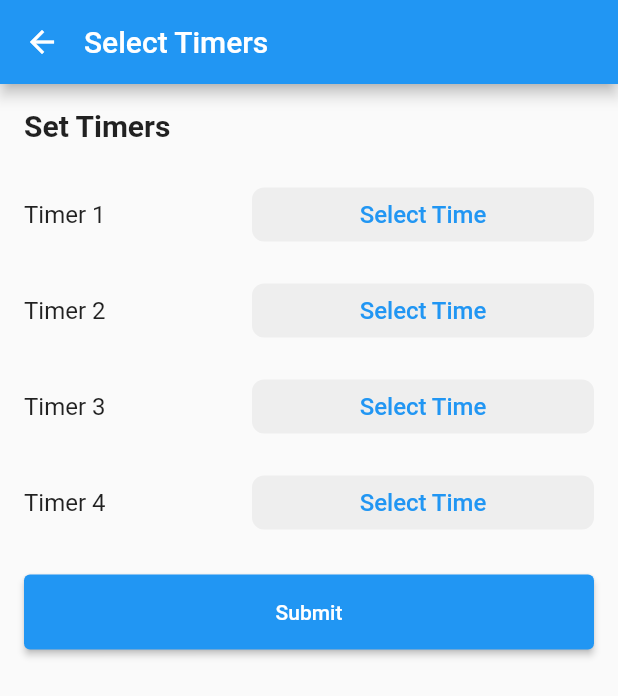
After one commit to NagarajuBathina/smart-iot-app-2, a Flutter app: the MedicineDispenserScreen screen opened directly, on a phone screen of 412 x 824 dp. The commit adds this screen. Shown: the top 696 px of the screen. Run offline on Flutter 3.47's test engine with Material 2 defaults, Android fonts, the light colour scheme and no system bars; our stand-ins replace cloud_firestore, firebase_core, flutter_dotenv, flutter_svg, vibration; accounts and stored records are empty.

Commit message:
last commit march 28th

```diff
--- /dev/null
+++ b/lib/screens/midecine_dispanser.dart
@@ -0,0 +1,235 @@
+import 'dart:async';
+import 'package:cloud_firestore/cloud_firestore.dart';
+import 'package:flutter/material.dart';
+
+class MedicineDispenserScreen extends StatefulWidget {
+  const MedicineDispenserScreen({super.key});
+
+  @override
+  State<MedicineDispenserScreen> createState() =>
+      _MedicineDispenserScreenState();
+}
+
+class _MedicineDispenserScreenState extends State<MedicineDispenserScreen> {
+  final List<TimeOfDay?> _selectedTimes = List.generate(4, (_) => null);
+  bool _isFreezed = false;
+  List<int> _timeDurationsInSeconds = [];
+  int _currentCountdownIndex = 0;
+  int _remainingSeconds = 0;
+  Timer? _timer;
+
+  @override
+  void dispose() {
+    _timer?.cancel();
+    super.dispose();
+  }
+
+  Future<void> _selectTime(BuildContext context, int index) async {
+    final TimeOfDay? picked = await showTimePicker(
+      context: context,
+      initialTime: TimeOfDay.now(),
+    );
+    if (picked != null && picked != _selectedTimes[index]) {
+      setState(() {
+        _selectedTimes[index] = picked;
+      });
+    }
+  }
+
+  void _handleSubmit() {
+    if (_selectedTimes.any((time) => time == null)) {
+      ScaffoldMessenger.of(context).showSnackBar(
+        const SnackBar(content: Text('Please select all timers')),
+      );
+      return;
+    }
+
+    setState(() {
+      _isFreezed = true;
+      _timeDurationsInSeconds = [];
+
+      for (int i = 0; i < _selectedTimes.length; i++) {
+        final current = _selectedTimes[i]!;
+        final previous = i == 0
+            ? TimeOfDay
+                .now() // For the first timer, calculate from the current time
+            : _selectedTimes[i - 1]!;
+
+        final currentInMinutes = current.hour * 60 + current.minute;
+        final previousInMinutes = previous.hour * 60 + previous.minute;
+
+        final differenceInMinutes = currentInMinutes - previousInMinutes >= 0
+            ? currentInMinutes - previousInMinutes
+            : (1440 + currentInMinutes - previousInMinutes); // Handle next day
+
+        _timeDurationsInSeconds
+            .add(differenceInMinutes * 60); // Convert to seconds
+      }
+
+      _currentCountdownIndex = 0;
+      _startCountdown();
+    });
+  }
+
+  void _startCountdown() {
+    if (_currentCountdownIndex >= _timeDurationsInSeconds.length) {
+      _timer?.cancel();
+      return;
+    }
+
+    setState(() {
+      _remainingSeconds = _timeDurationsInSeconds[_currentCountdownIndex];
+    });
+
+    _timer = Timer.periodic(const Duration(seconds: 1), (timer) {
+      if (_remainingSeconds > 0) {
+        setState(() {
+          _remainingSeconds--;
+        });
+      } else {
+        timer.cancel();
+        print("Hello"); // Print "Hello" when the timer completes
+        _updateSpecificField(_currentCountdownIndex);
+
+        if (_currentCountdownIndex < _timeDurationsInSeconds.length - 1) {
+          setState(() {
+            _currentCountdownIndex++;
+          });
+          _startCountdown(); // Start the next countdown
+        } else {
+          // When the last countdown finishes, call _makeAllFields0
+          Timer(const Duration(seconds: 15), () {
+            _makeAllFields0();
+          });
+          _timer?.cancel();
+        }
+      }
+    });
+  }
+
+  void _updateSpecificField(int index) async {
+    Map<String, int> fields = {'t1': 0, 't2': 0, 't3': 0, 't4': 0, 'm1': 1};
+
+    // Set the specific field for the current timer to 1
+    fields['t${index + 1}'] = 1;
+
+    await FirebaseFirestore.instance
+        .collection('my_collection1')
+        .doc('test_doc')
+        .update(fields);
+  }
+
+  void _makeAllFields0() async {
+    await FirebaseFirestore.instance
+        .collection('my_collection1')
+        .doc('test_doc')
+        .update({
+      's1': 0,
+      's2': 0,
+      's3': 0,
+      's4': 0,
+      't1': 0,
+      't2': 0,
+      't3': 0,
+      't4': 0,
+      'm1': 0
+    });
+  }
+
+  String _formatTime(int seconds) {
+    final minutes = seconds ~/ 60;
+    final remainingSeconds = seconds % 60;
+    return '${minutes.toString().padLeft(2, '0')}:${remainingSeconds.toString().padLeft(2, '0')}';
+  }
+
+  String _format12HourTime(TimeOfDay time) {
+    final hour = time.hourOfPeriod == 0 ? 12 : time.hourOfPeriod;
+    final period = time.period == DayPeriod.am ? 'AM' : 'PM';
+    return '${hour.toString().padLeft(2, '0')}:${time.minute.toString().padLeft(2, '0')} $period';
+  }
+
+  @override
+  Widget build(BuildContext context) {
+    return Scaffold(
+      appBar: AppBar(
+        title: const Text('Select Timers'),
+        titleSpacing: 0,
+      ),
+      body: SingleChildScrollView(
+        child: Padding(
+          padding: const EdgeInsets.all(16.0),
+          child: Column(
+            crossAxisAlignment: CrossAxisAlignment.start,
+            children: [
+              const Text(
+                'Set Timers',
+                style: TextStyle(fontSize: 20, fontWeight: FontWeight.bold),
+              ),
+              const SizedBox(height: 16),
+              ..._selectedTimes.asMap().entries.map((entry) {
+                int index = entry.key;
+                return Padding(
+                  padding: const EdgeInsets.symmetric(vertical: 8.0),
+                  child: Row(
+                    children: [
+                      Expanded(
+                        flex: 2,
+                        child: Text(
+                          'Timer ${index + 1}',
+                          style: const TextStyle(fontSize: 16),
+                        ),
+                      ),
+                      Expanded(
+                        flex: 3,
+                        child: TextButton(
+                          onPressed: _isFreezed
+                              ? null
+                              : () => _selectTime(context, index),
+                          style: TextButton.styleFrom(
+                            backgroundColor: Colors.grey[200],
+                            shape: RoundedRectangleBorder(
+                              borderRadius: BorderRadius.circular(8),
+                            ),
+                          ),
+                          child: Text(
+                            _selectedTimes[index] != null
+                                ? _format12HourTime(_selectedTimes[index]!)
+                                : 'Select Time',
+                            style: const TextStyle(fontSize: 16),
+                          ),
+                        ),
+                      ),
+                    ],
+                  ),
+                );
+              }).toList(),
+              const SizedBox(height: 16),
+              ElevatedButton(
+                onPressed: _isFreezed ? null : _handleSubmit,
+                style: ElevatedButton.styleFrom(
+                  minimumSize: const Size(double.infinity, 50),
+                ),
+                child: const Text('Submit'),
+              ),
+              if (_isFreezed) ...[
+                const SizedBox(height: 16),
+                Text(
+                  '$_currentCountdownIndex Timers completed out of 4',
+                  style: const TextStyle(fontSize: 16),
+                ),
+                const SizedBox(height: 8),
+                Text(
+                  _formatTime(_remainingSeconds),
+                  style: const TextStyle(
+                    fontSize: 32,
+                    fontWeight: FontWeight.bold,
+                  ),
+                ),
+              ],
+            ],
+          ),
+        ),
+      ),
+    );
+  }
+}
--- a/lib/screens/syrange_infusion_screen.dart
+++ b/lib/screens/syrange_infusion_screen.dart
@@ -1,5 +1,4 @@
 import 'package:flutter/material.dart';
-import 'package:smart_iot_app2/app/extensions.dart';
 import 'package:smart_iot_app2/components/custom_textfield.dart';
 
 class SyrangeInfusinoScreen extends StatefulWidget {
--- a/pubspec.yaml
+++ b/pubspec.yaml
@@ -44,6 +44,7 @@ dependencies:
   cloud_firestore: ^4.9.1
   intl: ^0.17.0
   flutter_dotenv:
+  flutter_timer_countdown: ^1.0.7
 
 dev_dependencies:
   flutter_test:
```
Also changed, not shown: lib/screens/home_screen.dart (+11 -3 lines), lib/screens/swarm_robots_screen.dart (+25 -0 lines), pubspec.lock.
